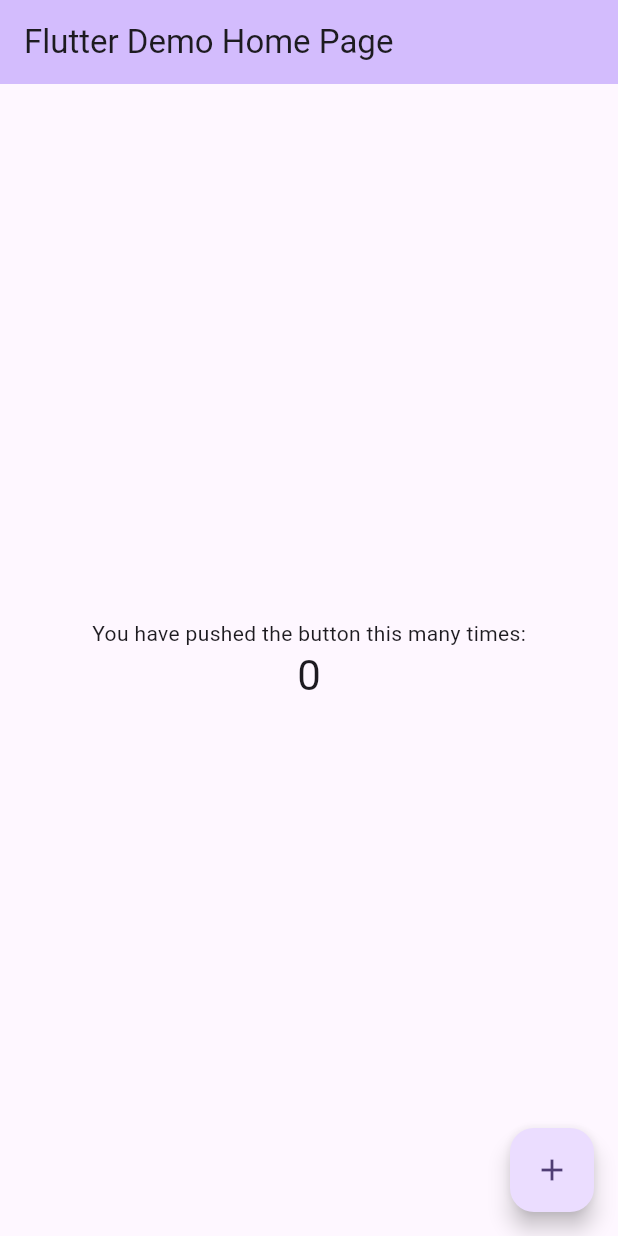
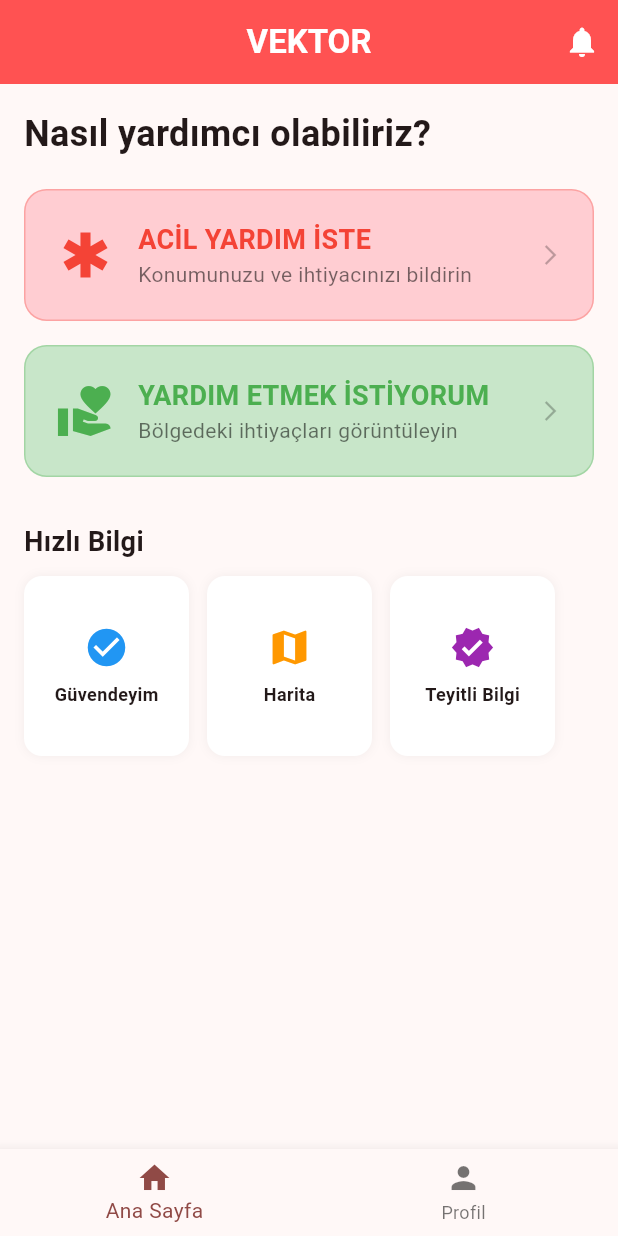
Before and after one commit to omerulas61/Vektor, a Flutter app: the screen it shows after launch, on a phone screen of 412 x 824 dp. Run offline on Flutter 3.47's test engine with Material 3 defaults, Android fonts, the phone set to English and light mode, and no system bars.

Commit message:
basit bir anasayfa tasarımı yapıldı

```diff
--- a/lib/main.dart
+++ b/lib/main.dart
@@ -1,122 +1,155 @@
 import 'package:flutter/material.dart';
 
 void main() {
-  runApp(const MyApp());
+  runApp(const VektorApp());
 }
 
-class MyApp extends StatelessWidget {
-  const MyApp({super.key});
+class VektorApp extends StatelessWidget {
+  const VektorApp({super.key});
 
-  // This widget is the root of your application.
   @override
   Widget build(BuildContext context) {
     return MaterialApp(
-      title: 'Flutter Demo',
+      debugShowCheckedModeBanner: false,
+      title: 'Vektor Yardım',
       theme: ThemeData(
-        // This is the theme of your application.
-        //
-        // TRY THIS: Try running your application with "flutter run". You'll see
-        // the application has a purple toolbar. Then, without quitting the app,
-        // try changing the seedColor in the colorScheme below to Colors.green
-        // and then invoke "hot reload" (save your changes or press the "hot
-        // reload" button in a Flutter-supported IDE, or press "r" if you used
-        // the command line to start the app).
-        //
-        // Notice that the counter didn't reset back to zero; the application
-        // state is not lost during the reload. To reset the state, use hot
-        // restart instead.
-        //
-        // This works for code too, not just values: Most code changes can be
-        // tested with just a hot reload.
-        colorScheme: ColorScheme.fromSeed(seedColor: Colors.deepPurple),
+        colorScheme: ColorScheme.fromSeed(seedColor: Colors.redAccent),
+        useMaterial3: true,
       ),
-      home: const MyHomePage(title: 'Flutter Demo Home Page'),
+      home: const AnaSayfa(),
     );
   }
 }
 
-class MyHomePage extends StatefulWidget {
-  const MyHomePage({super.key, required this.title});
-
-  // This widget is the home page of your application. It is stateful, meaning
-  // that it has a State object (defined below) that contains fields that affect
-  // how it looks.
-
-  // This class is the configuration for the state. It holds the values (in this
-  // case the title) provided by the parent (in this case the App widget) and
-  // used by the build method of the State. Fields in a Widget subclass are
-  // always marked "final".
-
-  final String title;
-
-  @override
-  State<MyHomePage> createState() => _MyHomePageState();
-}
-
-class _MyHomePageState extends State<MyHomePage> {
-  int _counter = 0;
-
-  void _incrementCounter() {
-    setState(() {
-      // This call to setState tells the Flutter framework that something has
-      // changed in this State, which causes it to rerun the build method below
-      // so that the display can reflect the updated values. If we changed
-      // _counter without calling setState(), then the build method would not be
-      // called again, and so nothing would appear to happen.
-      _counter++;
-    });
-  }
+class AnaSayfa extends StatelessWidget {
+  const AnaSayfa({super.key});
 
   @override
   Widget build(BuildContext context) {
-    // This method is rerun every time setState is called, for instance as done
-    // by the _incrementCounter method above.
-    //
-    // The Flutter framework has been optimized to make rerunning build methods
-    // fast, so that you can just rebuild anything that needs updating rather
-    // than having to individually change instances of widgets.
     return Scaffold(
       appBar: AppBar(
-        // TRY THIS: Try changing the color here to a specific color (to
-        // Colors.amber, perhaps?) and trigger a hot reload to see the AppBar
-        // change color while the other colors stay the same.
-        backgroundColor: Theme.of(context).colorScheme.inversePrimary,
-        // Here we take the value from the MyHomePage object that was created by
-        // the App.build method, and use it to set our appbar title.
-        title: Text(widget.title),
+        title: const Text('VEKTOR', style: TextStyle(fontWeight: FontWeight.bold, color: Colors.white)),
+        backgroundColor: Colors.redAccent,
+        centerTitle: true,
+        actions: [
+          IconButton(onPressed: () {}, icon: const Icon(Icons.notifications, color: Colors.white))
+        ],
       ),
-      body: Center(
-        // Center is a layout widget. It takes a single child and positions it
-        // in the middle of the parent.
+      body: SingleChildScrollView(
+        padding: const EdgeInsets.all(16.0),
         child: Column(
-          // Column is also a layout widget. It takes a list of children and
-          // arranges them vertically. By default, it sizes itself to fit its
-          // children horizontally, and tries to be as tall as its parent.
-          //
-          // Column has various properties to control how it sizes itself and
-          // how it positions its children. Here we use mainAxisAlignment to
-          // center the children vertically; the main axis here is the vertical
-          // axis because Columns are vertical (the cross axis would be
-          // horizontal).
-          //
-          // TRY THIS: Invoke "debug painting" (choose the "Toggle Debug Paint"
-          // action in the IDE, or press "p" in the console), to see the
-          // wireframe for each widget.
-          mainAxisAlignment: MainAxisAlignment.center,
-          children: <Widget>[
-            const Text('You have pushed the button this many times:'),
-            Text(
-              '$_counter',
-              style: Theme.of(context).textTheme.headlineMedium,
+          crossAxisAlignment: CrossAxisAlignment.start,
+          children: [
+            const Text(
+              "Nasıl yardımcı olabiliriz?",
+              style: TextStyle(fontSize: 24, fontWeight: FontWeight.bold),
+            ),
+            const SizedBox(height: 20),
+
+            // ACİL YARDIM BUTONU (ÖNE ÇIKAN)
+            _buildActionCard(
+              context,
+              title: "ACİL YARDIM İSTE",
+              subtitle: "Konumunuzu ve ihtiyacınızı bildirin",
+              icon: Icons.emergency,
+              color: Colors.red.shade100,
+              iconColor: Colors.red,
+              onTap: () {
+                // Buraya yardım isteme sayfasına gidiş kodu gelecek
+              },
+            ),
+
+            const SizedBox(height: 16),
+
+            // YARDIM ETME BUTONU
+            _buildActionCard(
+              context,
+              title: "YARDIM ETMEK İSTİYORUM",
+              subtitle: "Bölgedeki ihtiyaçları görüntüleyin",
+              icon: Icons.volunteer_activism,
+              color: Colors.green.shade100,
+              iconColor: Colors.green,
+              onTap: () {},
+            ),
+
+            const SizedBox(height: 30),
+            const Text(
+              "Hızlı Bilgi",
+              style: TextStyle(fontSize: 18, fontWeight: FontWeight.bold),
+            ),
+            const SizedBox(height: 10),
+
+            // BİLGİ KARTLARI (Yatay Kaydırmalı)
+            SizedBox(
+              height: 120,
+              child: ListView(
+                scrollDirection: Axis.horizontal,
+                children: [
+                  _buildInfoCard("Güvendeyim", Icons.check_circle, Colors.blue),
+                  _buildInfoCard("Harita", Icons.map, Colors.orange),
+                  _buildInfoCard("Teyitli Bilgi", Icons.verified, Colors.purple),
+                ],
+              ),
             ),
           ],
         ),
       ),
-      floatingActionButton: FloatingActionButton(
-        onPressed: _incrementCounter,
-        tooltip: 'Increment',
-        child: const Icon(Icons.add),
-      ), // This trailing comma makes auto-formatting nicer for build methods.
+      bottomNavigationBar: BottomNavigationBar(
+        items: const [
+          BottomNavigationBarItem(icon: Icon(Icons.home), label: "Ana Sayfa"),
+          BottomNavigationBarItem(icon: Icon(Icons.person), label: "Profil"),
+        ],
+      ),
+    );
+  }
+
+  Widget _buildActionCard(BuildContext context, {required String title, required String subtitle, required IconData icon, required Color color, required Color iconColor, required VoidCallback onTap}) {
+    return InkWell(
+      onTap: onTap,
+      child: Container(
+        padding: const EdgeInsets.all(20),
+        decoration: BoxDecoration(
+          color: color,
+          borderRadius: BorderRadius.circular(15),
+          border: Border.all(color: iconColor.withOpacity(0.3)),
+        ),
+        child: Row(
+          children: [
+            Icon(icon, size: 40, color: iconColor),
+            const SizedBox(width: 15),
+            Expanded(
+              child: Column(
+                crossAxisAlignment: CrossAxisAlignment.start,
+                children: [
+                  Text(title, style: TextStyle(fontSize: 18, fontWeight: FontWeight.bold, color: iconColor)),
+                  Text(subtitle, style: const TextStyle(fontSize: 14, color: Colors.black54)),
+                ],
+              ),
+            ),
+            const Icon(Icons.arrow_forward_ios, size: 16, color: Colors.black26),
+          ],
+        ),
+      ),
+    );
+  }
+
+  Widget _buildInfoCard(String text, IconData icon, Color color) {
+    return Container(
+      width: 110,
+      margin: const EdgeInsets.only(right: 12),
+      decoration: BoxDecoration(
+        color: Colors.white,
+        borderRadius: BorderRadius.circular(12),
+        boxShadow: [BoxShadow(color: Colors.black.withOpacity(0.05), blurRadius: 5)],
+      ),
+      child: Column(
+        mainAxisAlignment: MainAxisAlignment.center,
+        children: [
+          Icon(icon, color: color, size: 30),
+          const SizedBox(height: 8),
+          Text(text, style: const TextStyle(fontSize: 12, fontWeight: FontWeight.w600)),
+        ],
+      ),
     );
   }
 }
```
